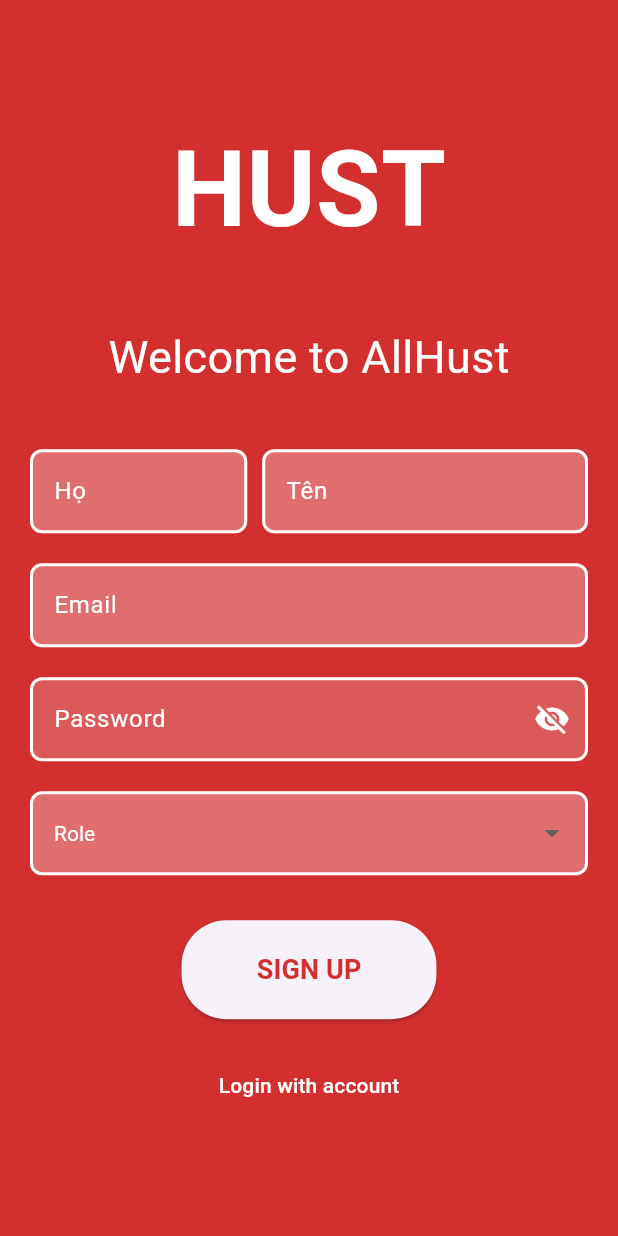
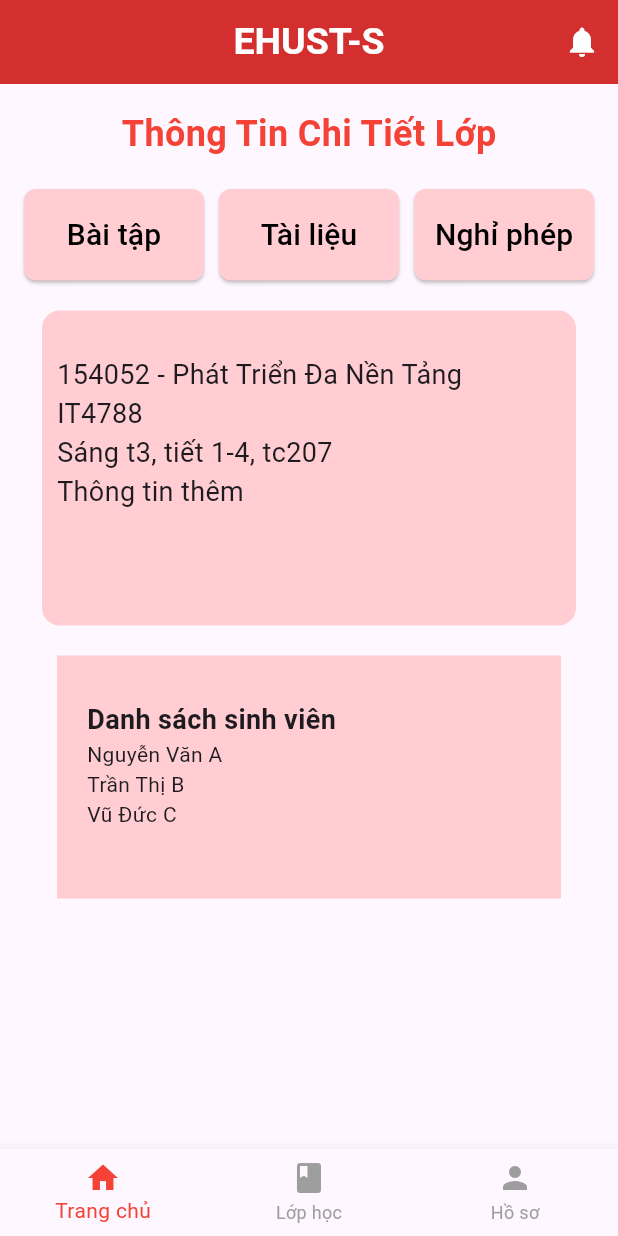
Before and after one commit to namdoan120903/ehust, a Flutter app: the screen it shows after launch, on a phone screen of 412 x 824 dp. Run offline on Flutter 3.47's test engine with Material 3 defaults, Android fonts, the phone set to English and light mode, and no system bars.

Commit message:
up scr ttlop + dslop

```diff
--- a/lib/main.dart
+++ b/lib/main.dart
@@ -1,11 +1,11 @@
 import 'package:flutter/material.dart';
-import 'package:project/provider/AuthProvider.dart';
 import 'package:project/screens/profile_screen.dart';
+import 'package:project/screens/register_class.dart';
 import 'package:project/screens/sign_in_screen.dart';
 import 'package:project/screens/sign_up_screen.dart';
 import 'package:project/screens/student_home.dart';
-import 'package:provider/provider.dart';
-
+import 'package:project/screens/class_information.dart';
+import 'package:project/screens/class_list.dart';
 void main() {
   runApp(const MyApp());
 }
@@ -15,21 +15,20 @@ class MyApp extends StatelessWidget {
 
   // This widget is the root of your application.
   @override
-  Widget build(BuildContext context) => MultiProvider(
-    providers: [
-      ChangeNotifierProvider(create: (_)=>AuthProvider()),
-
-    ],
-    child: MaterialApp(
+  Widget build(BuildContext context) {
+    return MaterialApp(
+      title: 'Flutter Demo',
       debugShowCheckedModeBanner: false,
       initialRoute: '/', // Màn hình khởi đầu
       routes: {
         '/studenthome': (context) => StudentHome(),
         '/profile': (context) => ProfileScreen(),
         '/signin': (context)=> SignInScreen(),
-        '/signup': (context)=> SignUpScreen()
+        '/signup': (context)=> SignUpScreen(),
+        '/classinformation': (context)=> ClassInformation(),
+        '/classlist': (context)=> ClassList()
       },
-      home: SignUpScreen(),
-    ),
-  );
+      home: ClassInformation(),
+    );
+  }
 }
--- a/lib/provider/AuthProvider.dart
+++ /dev/null
@@ -1,40 +0,0 @@
-import 'package:flutter/material.dart';
-import 'package:http/http.dart' as http;
-
-class AuthProvider with ChangeNotifier{
-  bool _isLoaing = false;
-  String? _errorMessage;
-
-  bool get isLoaing => _isLoaing;
-  String? get errorMessage => _errorMessage;
-
-  Future<void> login(String email, String password) async {
-    if (email.isEmpty || password.isEmpty) {
-      _errorMessage = "Vui lòng điền đầy đủ thông tin";
-      notifyListeners();
-      return;
-    }
-
-    _isLoaing = true;
-    notifyListeners();
-
-    try {
-      final response = await http.post(
-        Uri.parse('https://api.example.com/login'),
-        body: {'email': email, 'password': password},
-      );
-
-      if (response.statusCode == 200) {
-        _errorMessage = null;
-      } else {
-        // Xử lý khi đăng nhập thất bại
-        _errorMessage = "Đăng nhập thất bại. Vui lòng thử lại.";
-      }
-    } catch (e) {
-      _errorMessage = "Có lỗi xảy ra, vui lòng thử lại.";
-    }
-
-    _isLoaing = false;
-    notifyListeners();
-  }
-}
--- /dev/null
+++ b/lib/screens/class_information.dart
@@ -0,0 +1,137 @@
+import 'package:flutter/material.dart';
+import 'package:project/appBar/bottomBar.dart';
+import 'package:project/appBar/myAppBar.dart';
+class ClassInformation extends StatelessWidget {
+  @override
+  Widget build(BuildContext context) {
+    return MaterialApp(
+      home: Scaffold(
+          appBar: MyAppBar(),
+        body: SingleChildScrollView(
+          padding:  EdgeInsets.all(16.0),
+          child: Column(
+
+            children: [
+              // Text "thông tin chi tiết lớp" màu đỏ, center
+              Center(
+                child: Text(
+                  'Thông Tin Chi Tiết Lớp',
+                  style: TextStyle(
+                    color: Colors.red,
+                    fontSize: 24,
+                    fontWeight: FontWeight.bold,
+                  ),
+                ),
+              ),
+              SizedBox(height: 20),
+
+              // 3 button: Bài tập, Tài liệu, Nghỉ phép
+              Row(
+                mainAxisAlignment: MainAxisAlignment.spaceEvenly,
+                children: [
+                  Expanded(
+                    child: ElevatedButton(
+                      style: ElevatedButton.styleFrom(
+                        backgroundColor: Colors. red.shade100,
+                        shape: RoundedRectangleBorder(
+                          borderRadius: BorderRadius.circular(8),
+                        ),
+                        padding: EdgeInsets.symmetric(vertical: 16),
+                      ),
+                      onPressed: () {
+                        // Hành động cho nút Bài tập
+                      },
+                      child: Text('Bài tập',style: TextStyle(fontSize: 20,
+                          color: Colors.black),
+                      ),
+                    ),
+                  ),
+                  SizedBox(width: 10),
+                  Expanded(
+                    child: ElevatedButton(
+                        style: ElevatedButton.styleFrom(
+                          backgroundColor: Colors. red.shade100,
+                          shape: RoundedRectangleBorder(
+                            borderRadius: BorderRadius.circular(8),
+                          ),
+                          padding: EdgeInsets.symmetric(vertical: 16),
+                        ),
+                        onPressed: () {
+                          // Hành động cho nút Tài liệu
+                        },
+                        child: Text('Tài liệu',style: TextStyle(fontSize: 20,
+                            color: Colors.black),
+                        )
+                    ),
+                  ),
+                  SizedBox(width: 10),
+                  Expanded(
+                    child: ElevatedButton(
+                        style: ElevatedButton.styleFrom(
+                          backgroundColor: Colors. red.shade100,
+                          shape: RoundedRectangleBorder(
+                            borderRadius: BorderRadius.circular(8),
+                          ),
+                          padding: EdgeInsets.symmetric(vertical: 16),
+                        ),
+                        onPressed: () {
+                          // Hành động cho nút Nghỉ phép
+                        },
+                        child: Text('Nghỉ phép',style: TextStyle(fontSize: 20,
+                            color: Colors.black),
+                        )
+                    ),
+                  ),
+                ],
+              ),
+
+              SizedBox(height: 20),
+              // Khung chứa thông tin lớp
+              Container(
+                decoration: BoxDecoration(
+                  color: Colors.red.shade100,
+                  borderRadius: BorderRadius.circular(12),
+                ),
+                padding: EdgeInsets.only(left: 10.0,top: 30.0,right:76.0,bottom: 76.0),
+                child: Column(
+                    crossAxisAlignment: CrossAxisAlignment.start,
+                    children: [Text(
+                      '154052 - Phát Triển Đa Nền Tảng',
+                      style: TextStyle(fontSize: 18),
+                      textAlign:TextAlign.start  ,
+                    ),
+                      Text('IT4788',style: TextStyle(fontSize: 18)),
+                      Text('Sáng t3, tiết 1-4, tc207',style: TextStyle(fontSize: 18)),
+                      Text('Thông tin thêm',style: TextStyle(fontSize: 18))
+                    ]),
+
+              ),
+              SizedBox(height: 20),
+              // Khung màu đỏ nhạt chứa danh sách sinh viên
+              Container(
+                decoration: BoxDecoration(
+                  color: Colors.red.shade100,
+                  borderRadius: BorderRadius.circular(0),
+                ),
+                padding: EdgeInsets.only(left: 20.0,top: 30.0,right:150.0,bottom: 46.0),
+                child: Column(
+                    crossAxisAlignment: CrossAxisAlignment.start,
+                    children: [Text(
+                      'Danh sách sinh viên',
+                      style: TextStyle(fontSize: 18, fontWeight: FontWeight.bold),
+                      textAlign:TextAlign.start  ,
+                    ),
+                      Text('Nguyễn Văn A'),
+                      Text('Trần Thị B'),
+                      Text('Vũ Đức C'),
+                    ]),
+
+              ),
+            ],
+          ),
+        ),
+          bottomNavigationBar: MyBottomNavigationBar()
+      ),
+    );
+  }
+}
--- a/lib/screens/profile_screen.dart
+++ b/lib/screens/profile_screen.dart
@@ -1,7 +1,6 @@
 import 'package:flutter/material.dart';
-import 'package:project/screens/appBar/bottomBar.dart';
-import 'package:project/screens/appBar/myAppBar.dart';
-
+import 'package:project/appBar/bottomBar.dart';
+import 'package:project/appBar/myAppBar.dart';
 
 class ProfileScreen extends StatelessWidget {
   const ProfileScreen({super.key});
--- a/lib/screens/student_home.dart
+++ b/lib/screens/student_home.dart
@@ -1,6 +1,7 @@
 import 'package:flutter/material.dart';
-import 'package:project/screens/appBar/bottomBar.dart';
-import 'package:project/screens/appBar/myAppBar.dart';
+import 'package:project/appBar/bottomBar.dart';
+import 'package:project/appBar/myAppBar.dart';
+import 'package:project/screens/class_information.dart';
 
 class StudentHome extends StatelessWidget {
   const StudentHome({super.key});
--- a/pubspec.yaml
+++ b/pubspec.yaml
@@ -30,8 +30,6 @@ environment:
 dependencies:
   flutter:
     sdk: flutter
-  provider: ^6.1.2
-  http: ^1.2.2
 
 
   # The following adds the Cupertino Icons font to your application.
```
Also changed, not shown: lib/screens/class_list.dart (added, +236 -0 lines), lib/screens/register_class.dart (added, +12 -0 lines), lib/screens/sign_in_screen.dart (+2 -22 lines), lib/appBar/bottomBar.dart (renamed from lib/screens/appBar/bottomBar.dart), lib/appBar/myAppBar.dart (renamed from lib/screens/appBar/myAppBar.dart), pubspec.lock.
